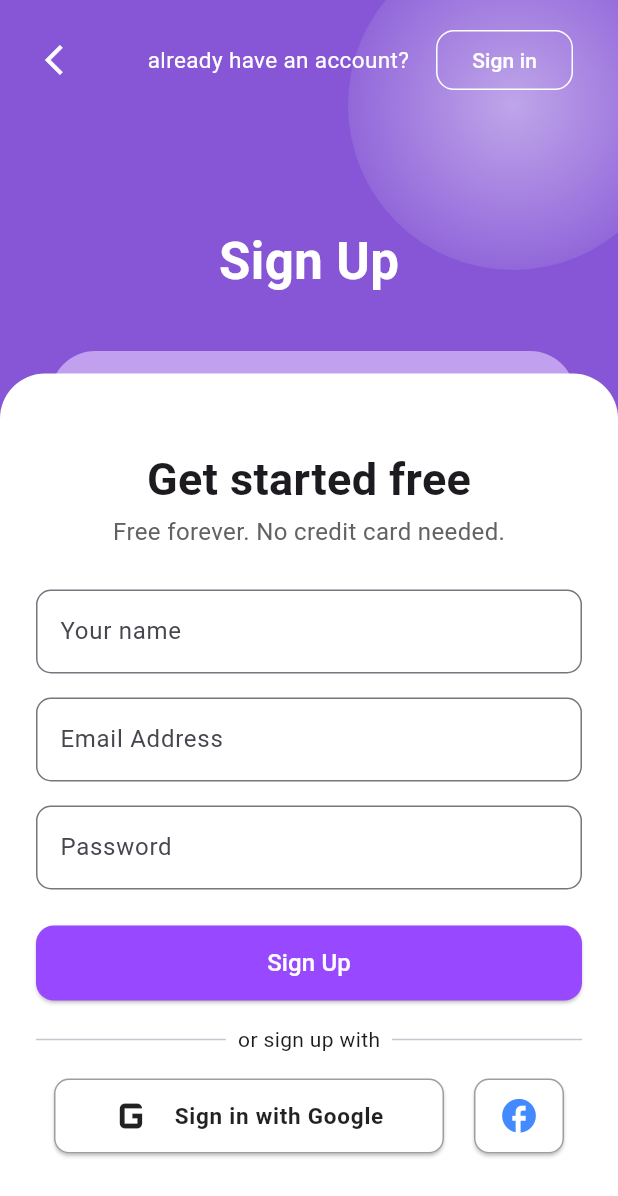
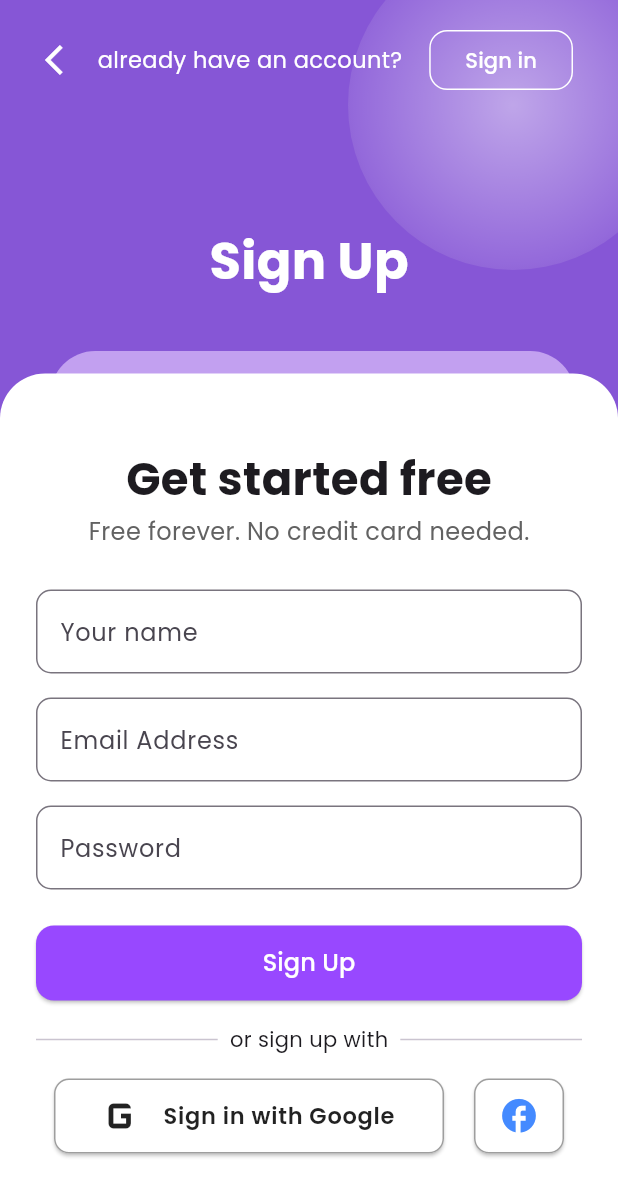
Before and after one commit to Aemiroyoo/tugas_absen, a Flutter app: the screen it shows after launch, on a phone screen of 412 x 824 dp. Shown: the top 1196 px of the screen. Run offline on Flutter 3.47's test engine with Material 3 defaults, Android fonts, the phone set to English and light mode, and no system bars; our stand-ins replace get, google_fonts, shared_preferences.

Commit message:
feat: Enhance authentication flow with login and registration screens, integrate Google Fonts, and implement history and profile features

```diff
--- a/lib/main.dart
+++ b/lib/main.dart
@@ -1,9 +1,12 @@
 import 'package:flutter/material.dart';
 import 'package:get/get.dart';
+import 'package:google_fonts/google_fonts.dart';
 import 'package:tugas_absen/screens/home_screen.dart';
+import 'package:tugas_absen/screens/history_screen.dart';
+import 'package:tugas_absen/screens/profile_screen.dart';
+import 'package:tugas_absen/screens/login_screen.dart';
 import 'package:tugas_absen/screens/register_screen.dart';
-import 'screens/login_screen.dart';
-// import 'screens/sign_up_screen.dart';
+import 'package:tugas_absen/screens/main_screen.dart';
 
 void main() {
   runApp(const MyApp());
@@ -17,11 +20,15 @@ class MyApp extends StatelessWidget {
     return GetMaterialApp(
       title: 'App Absensi',
       debugShowCheckedModeBanner: false,
+      theme: ThemeData(
+        useMaterial3: true,
+        textTheme: GoogleFonts.poppinsTextTheme(Theme.of(context).textTheme),
+      ),
       initialRoute: '/signup',
       getPages: [
         GetPage(name: '/signup', page: () => const SignUpScreen()),
         GetPage(name: '/login', page: () => const SignInScreen()),
-        GetPage(name: '/home', page: () => const HomeScreen()),
+        GetPage(name: '/home', page: () => const MainScreen()),
       ],
     );
   }
--- a/lib/screens/register_screen.dart
+++ b/lib/screens/register_screen.dart
@@ -1,15 +1,26 @@
-import 'dart:ui';
+import 'package:flutter/material.dart';
 import 'package:get/get.dart';
-import 'package:flutter/material.dart';
-import 'package:tugas_absen/screens/login_screen.dart';
+import 'package:google_fonts/google_fonts.dart';
+import 'package:tugas_absen/services/auth_service.dart';
 
-class SignUpScreen extends StatelessWidget {
+class SignUpScreen extends StatefulWidget {
   const SignUpScreen({super.key});
+
+  @override
+  _SignUpScreenState createState() => _SignUpScreenState();
+}
+
+class _SignUpScreenState extends State<SignUpScreen> {
+  final TextEditingController nameController = TextEditingController();
+  final TextEditingController emailController = TextEditingController();
+  final TextEditingController passwordController = TextEditingController();
+
+  bool isLoading = false; // Untuk menampilkan indikator loading
 
   @override
   Widget build(BuildContext context) {
     return Scaffold(
-      backgroundColor: const Color(0xFF8656D6), // Gradasi ungu dari atas
+      backgroundColor: const Color(0xFF8656D6),
       body: Stack(
         children: [
           // Blur Circle di pojok kanan atas
@@ -37,7 +48,6 @@ class SignUpScreen extends StatelessWidget {
             bottom: false,
             child: Column(
               children: [
-                // Bagian Atas
                 Padding(
                   padding: const EdgeInsets.symmetric(
                     horizontal: 30.0,
@@ -76,29 +86,27 @@ class SignUpScreen extends StatelessWidget {
                     ],
                   ),
                 ),
-
                 const Spacer(),
-                const Center(
+                Center(
                   child: Text(
                     "Sign Up",
-                    style: TextStyle(
+                    style: GoogleFonts.poppins(
+                      textStyle: TextStyle(
                         fontSize: 34,
                         fontWeight: FontWeight.bold,
                         color: Colors.white,
                       ),
                     ),
                   ),
-
+                ),
                 const SizedBox(height: 35),
                 SizedBox(
                   height: 590,
                   child: Stack(
                     children: [
                       Positioned(
-                        top: 0, // naik 20 pixel ke atas
-                        left:
-                            (MediaQuery.of(context).size.width - 345) /
-                            2, // biar center
+                        top: 0,
+                        left: (MediaQuery.of(context).size.width - 345) / 2,
                         child: Container(
                           width: 350,
                           height: 65,
@@ -111,7 +119,6 @@ class SignUpScreen extends StatelessWidget {
                           ),
                         ),
                       ),
-                      // Bagian Putih
                       Container(
                         margin: const EdgeInsets.only(top: 15),
                         width: double.infinity,
@@ -129,11 +136,13 @@ class SignUpScreen extends StatelessWidget {
                           crossAxisAlignment: CrossAxisAlignment.center,
                           children: [
                             const SizedBox(height: 17),
-                            const Text(
+                            Text(
                               "Get started free",
-                              style: TextStyle(
+                              style: GoogleFonts.poppins(
+                                textStyle: TextStyle(
                                   fontSize: 30,
                                   fontWeight: FontWeight.bold,
+                                ),
                               ),
                             ),
                             const SizedBox(height: 2),
@@ -145,9 +154,9 @@ class SignUpScreen extends StatelessWidget {
                               ),
                             ),
                             const SizedBox(height: 27),
-
-                            // Form
+                            // Form fields
                             TextField(
+                              controller: nameController,
                               decoration: InputDecoration(
                                 labelText: "Your name",
                                 border: OutlineInputBorder(
@@ -156,8 +165,8 @@ class SignUpScreen extends StatelessWidget {
                               ),
                             ),
                             const SizedBox(height: 16),
-
                             TextField(
+                              controller: emailController,
                               decoration: InputDecoration(
                                 labelText: "Email Address",
                                 border: OutlineInputBorder(
@@ -167,6 +176,7 @@ class SignUpScreen extends StatelessWidget {
                             ),
                             const SizedBox(height: 16),
                             TextField(
+                              controller: passwordController,
                               obscureText: true,
                               decoration: InputDecoration(
                                 labelText: "Password",
@@ -176,14 +186,32 @@ class SignUpScreen extends StatelessWidget {
                               ),
                             ),
                             const SizedBox(height: 24),
-
                             // Button Sign Up
                             SizedBox(
                               width: double.infinity,
                               height: 50,
                               child: ElevatedButton(
-                                onPressed: () {
-                                  // Fungsi Sign Up
+                                onPressed:
+                                    isLoading
+                                        ? null
+                                        : () async {
+                                          setState(() {
+                                            isLoading = true;
+                                          });
+                                          bool success =
+                                              await AuthService.register(
+                                                nameController.text,
+                                                emailController.text,
+                                                passwordController.text,
+                                              );
+                                          if (success) {
+                                            Get.offAllNamed(
+                                              '/login',
+                                            ); // Redirect ke home
+                                          }
+                                          setState(() {
+                                            isLoading = false;
+                                          });
                                         },
                                 style: ElevatedButton.styleFrom(
                                   backgroundColor: const Color(0xFF9848FF),
@@ -191,7 +219,12 @@ class SignUpScreen extends StatelessWidget {
                                     borderRadius: BorderRadius.circular(12),
                                   ),
                                 ),
-                                child: const Text(
+                                child:
+                                    isLoading
+                                        ? const CircularProgressIndicator(
+                                          color: Colors.white,
+                                        )
+                                        : const Text(
                                           "Sign Up",
                                           style: TextStyle(
                                             fontSize: 16,
@@ -201,7 +234,6 @@ class SignUpScreen extends StatelessWidget {
                               ),
                             ),
                             const SizedBox(height: 16),
-
                             // Divider dan Sosmed
                             Row(
                               children: const [
@@ -225,15 +257,16 @@ class SignUpScreen extends StatelessWidget {
                                     Icons.g_mobiledata,
                                     size: 40,
                                   ),
-                                  label: const Text(
+                                  label: Text(
                                     "Sign in with Google",
-                                    style: TextStyle(
+                                    style: GoogleFonts.poppins(
+                                      textStyle: TextStyle(
                                         fontSize: 15, // Ukuran teks
-                                      fontWeight: FontWeight.w600, // Tebal font
+                                        fontWeight:
+                                            FontWeight.w600, // Tebal font
                                         letterSpacing: 0.5, // Jarak antar huruf
-                                      color:
-                                          Colors
-                                              .black87, // Warna teks (opsional karena udah ada foregroundColor)
+                                        color: Colors.black87,
+                                      ),
                                     ),
                                   ),
                                   style: ElevatedButton.styleFrom(
--- a/pubspec.yaml
+++ b/pubspec.yaml
@@ -34,6 +34,7 @@ dependencies:
   flutter_launcher_icons: ^0.14.3
   geolocator: ^13.0.4
   get: ^4.6.6
+  google_fonts: ^6.2.1
   google_maps_flutter: ^2.12.1
   home_widget: ^0.7.0+1
   http: ^1.3.0
```
Also changed, not shown: lib/screens/history_screen.dart (added, +71 -0 lines), lib/screens/login_screen.dart (+97 -19 lines), lib/screens/main_screen.dart (added, +43 -0 lines), lib/screens/profile_screen.dart (added, +156 -0 lines), lib/services/auth_service.dart (+24 -13 lines), pubspec.lock. Lines whose indentation alone changed are shown as unchanged.
